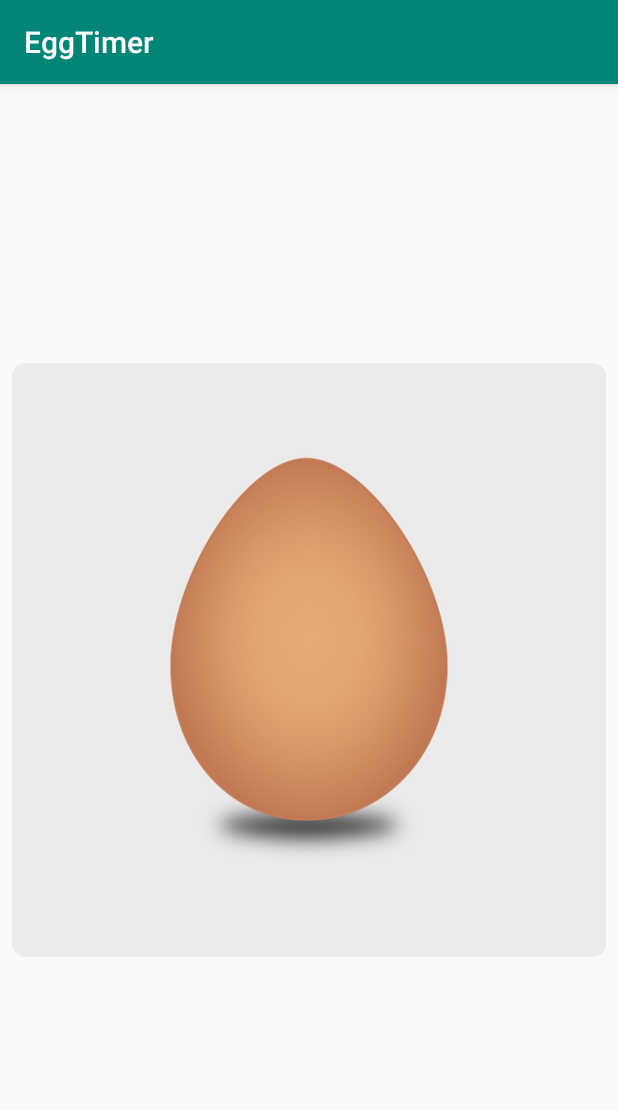
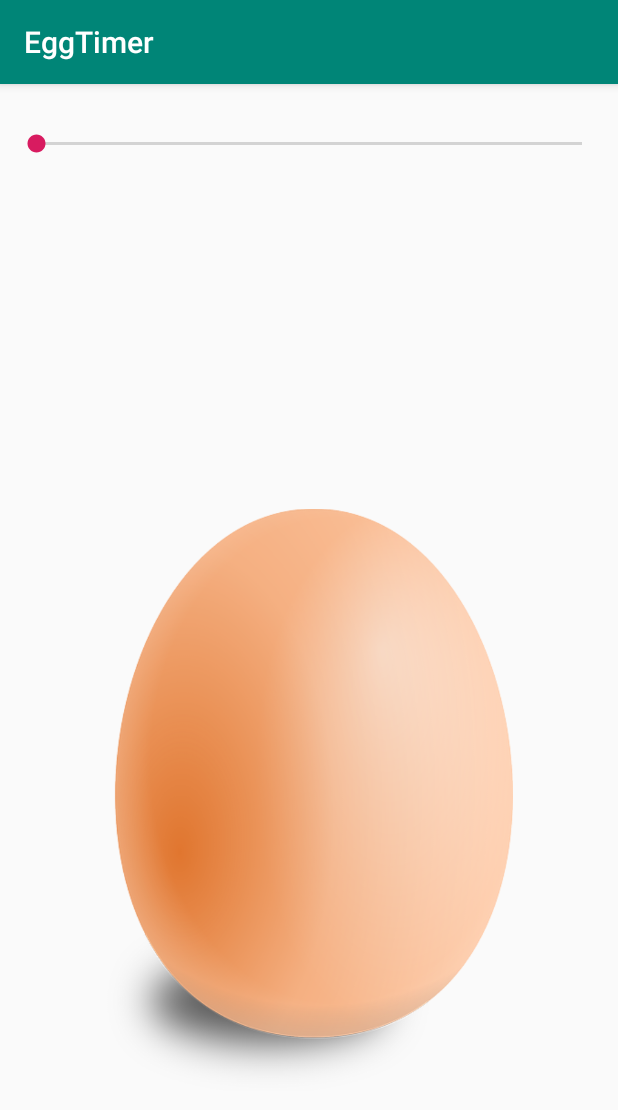
Before and after one commit to IStepien/Egg-Timer, an Android app: the screen it shows after launch (MainActivity), on a phone screen of 412 x 824 dp. Shown: the top 1110 px of the screen. Run offline under Robolectric (Android 15) with nearby library versions, the phone set to English and light mode, and no system bars.

Commit message:
Drawable image changed

```diff
--- a/app/src/main/res/layout/activity_main.xml
+++ b/app/src/main/res/layout/activity_main.xml
@@ -9,8 +9,8 @@
 
     <ImageView
         android:id="@+id/imageView"
-        android:layout_width="0dp"
-        android:layout_height="0dp"
+        android:layout_width="272dp"
+        android:layout_height="461dp"
         android:layout_marginStart="8dp"
         android:layout_marginLeft="8dp"
         android:layout_marginTop="8dp"
@@ -19,11 +19,10 @@
         android:layout_marginBottom="8dp"
         app:layout_constraintBottom_toBottomOf="parent"
         app:layout_constraintEnd_toEndOf="parent"
-        app:layout_constraintHorizontal_bias="1.0"
         app:layout_constraintStart_toStartOf="parent"
         app:layout_constraintTop_toTopOf="parent"
-        app:layout_constraintVertical_bias="0.798"
-        app:srcCompat="@drawable/egg_1" />
+        app:layout_constraintVertical_bias="0.82"
+        app:srcCompat="@drawable/egg" />
 
     <Button
         android:id="@+id/stopButton"
```
Also changed, not shown: app/src/main/res/drawable/egg.png (added), app/src/main/res/drawable/egg_1.png (deleted).
